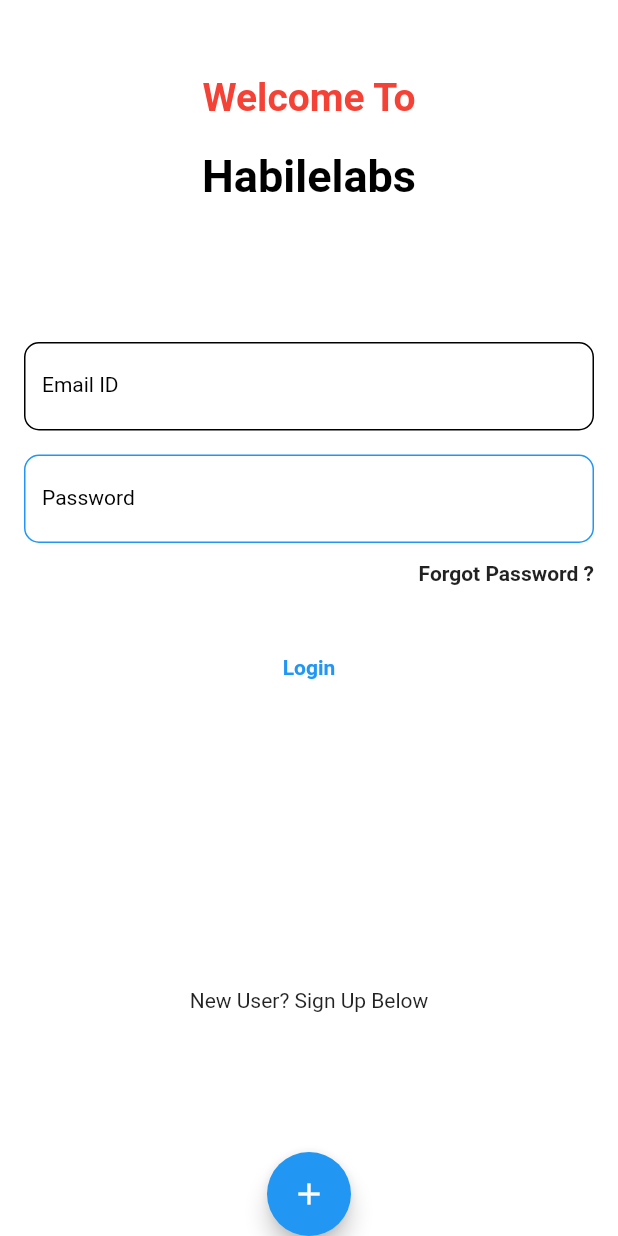
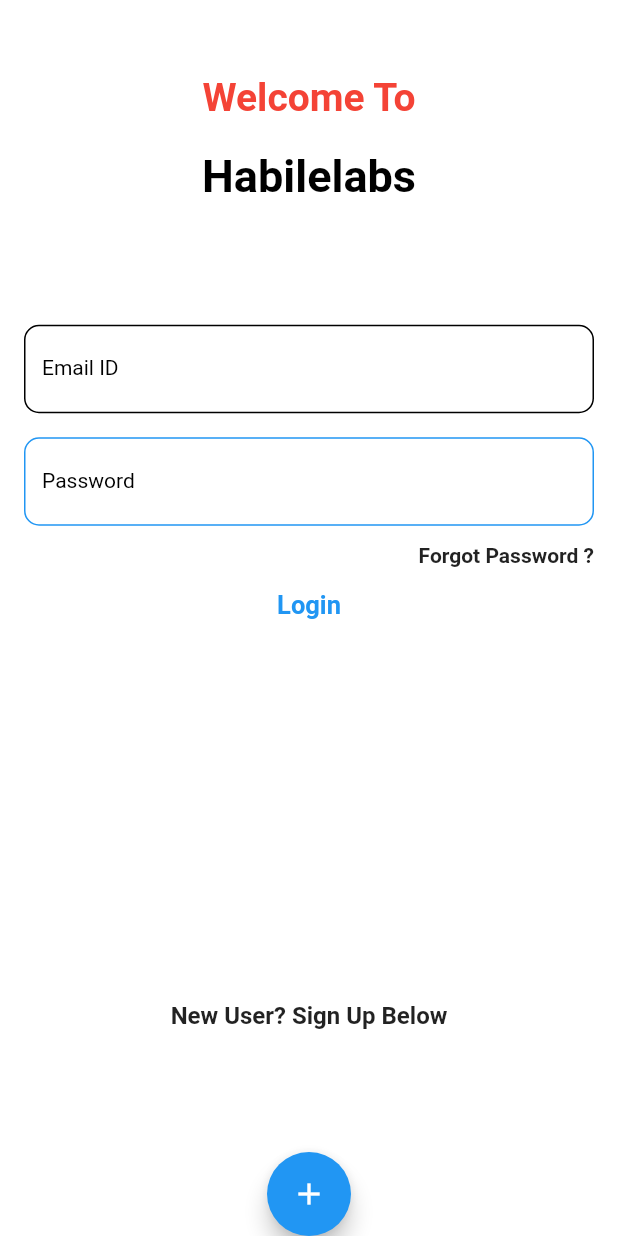
Before and after one commit to ParthGuptaHL/flutter_application_1, a Flutter app: the screen it shows after launch, on a phone screen of 412 x 824 dp. Run offline on Flutter 3.47's test engine with Material 2 defaults, Android fonts, the phone set to English and light mode, and no system bars; our stand-ins replace hive, hive_flutter; accounts and stored records are empty.

Commit message:
minor changes

```diff
--- a/lib/page/login_page.dart
+++ b/lib/page/login_page.dart
@@ -97,9 +97,6 @@ class LoginPage extends StatelessWidget {
                           TextStyle(fontSize: 14, fontWeight: FontWeight.w600),
                     ),
                   ),
-                  SizedBox(
-                    height: 30,
-                  ),
                   Container(
                     height: 50,
                     width: double.infinity,
@@ -119,7 +116,9 @@ class LoginPage extends StatelessWidget {
                         child: Text(
                           "Login",
                           style: TextStyle(
-                              color: Colors.blue, fontWeight: FontWeight.bold),
+                              color: Colors.blue,
+                              fontWeight: FontWeight.bold,
+                              fontSize: 17),
                           textAlign: TextAlign.center,
                         ),
                       ),
@@ -128,16 +127,16 @@ class LoginPage extends StatelessWidget {
                   SizedBox(
                     height: 16,
                   ),
-                  Container(
-                    height: 50,
-                    width: double.infinity,
-                  ),
                   SizedBox(
                     height: 30,
                   ),
                 ],
               ),
-              Text('New User? Sign Up Below'),
+              SizedBox(
+                height: 30,
+              ),
+              Text('New User? Sign Up Below',
+                  style: TextStyle(fontSize: 16, fontWeight: FontWeight.w600)),
               FloatingActionButton(
                 child: Icon(Icons.add),
                 onPressed: () => showDialog(
```
